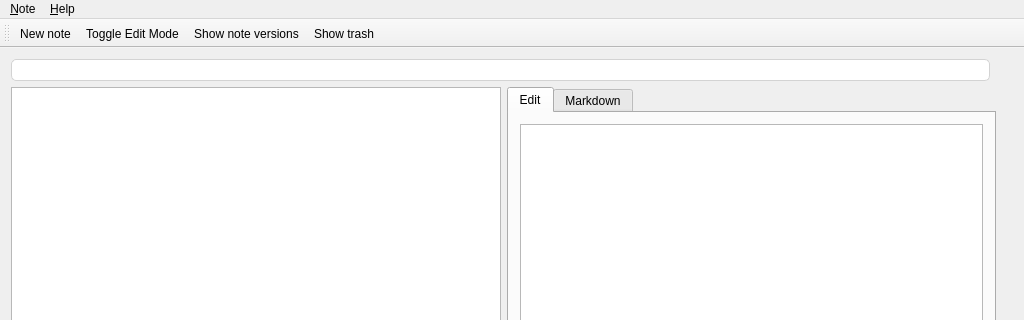
This is src/mainwindow.ui in pbek/QOwnNotes as Qt 5 draws it before an edit; both pictures show x 0 to 1024 and y 0 to 320 of the 1024 by 768 pixel window. The edited form follows.
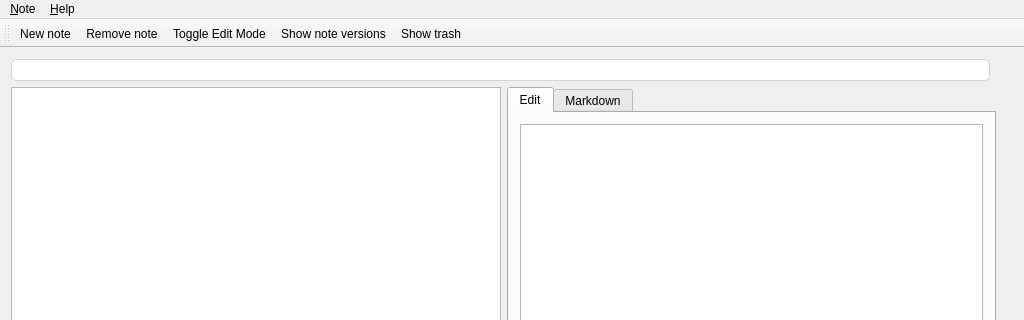
This is the edited form. Icons and pictures are not drawn.

The edit to the form file:
```diff
--- a/src/mainwindow.ui
+++ b/src/mainwindow.ui
@@ -191,6 +191,7 @@
     <bool>false</bool>
    </attribute>
    <addaction name="action_Note_note"/>
+   <addaction name="action_Remove_note"/>
    <addaction name="actionToggleEditMode"/>
    <addaction name="actionShow_versions"/>
    <addaction name="actionShow_trash"/>
```
Left out of the diff: 17 changed lines with no effect on the pictures.
